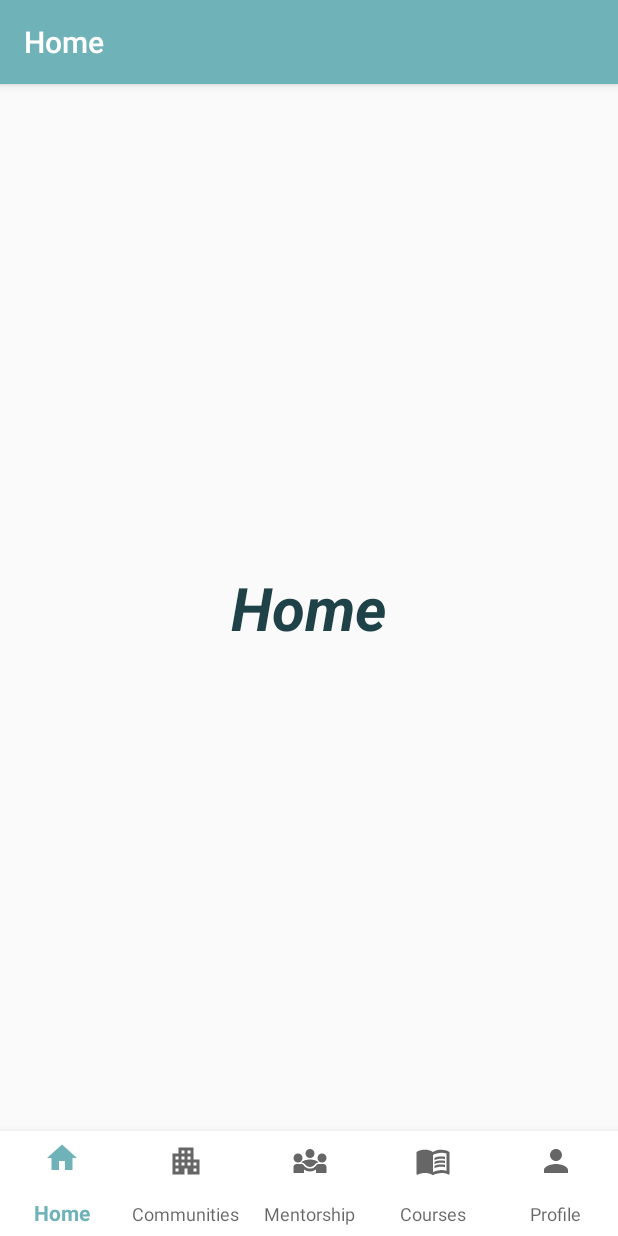
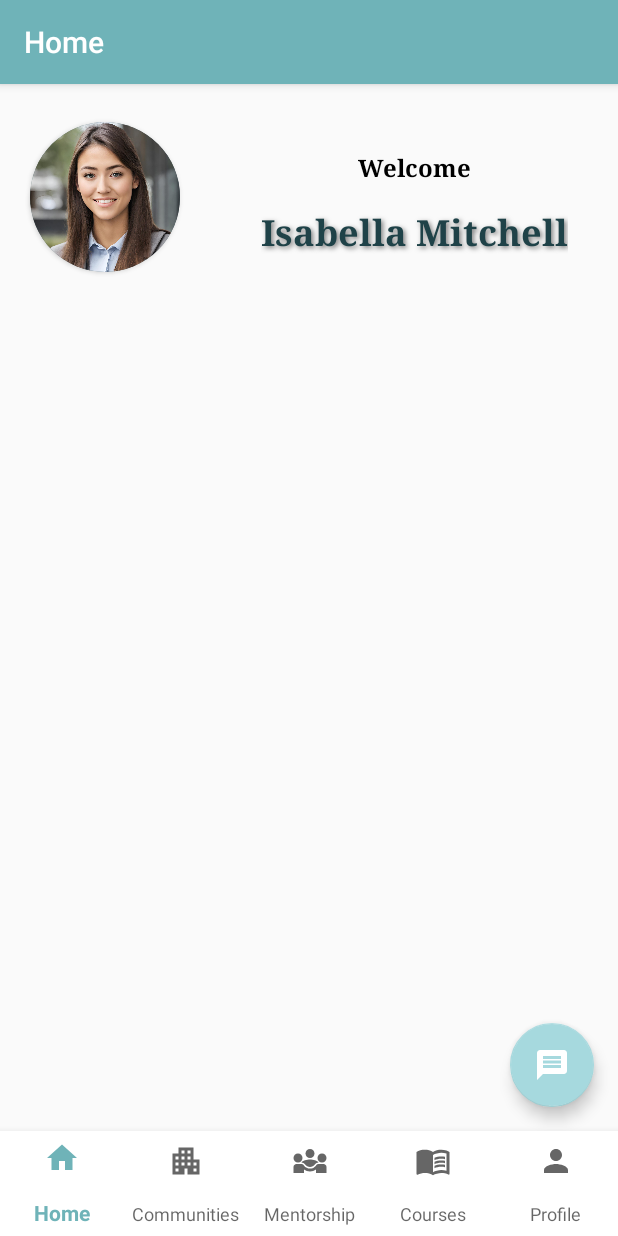
Before and after one commit to LorXinHui/GCR2.0, an Android app: the screen it shows after launch (MainActivity), on a phone screen of 412 x 824 dp. Run offline under Robolectric (Android 15) with nearby library versions, the phone set to English and light mode, and no system bars.

Commit message:
Created screen for home page and link it to message screen

```diff
--- a/MyApplication/app/src/main/java/com/example/myapplication/fragment/FragmentHome.java
+++ b/MyApplication/app/src/main/java/com/example/myapplication/fragment/FragmentHome.java
@@ -3,24 +3,27 @@ package com.example.myapplication.fragment;
 import android.os.Bundle;
 
 import androidx.fragment.app.Fragment;
+import androidx.fragment.app.FragmentTransaction;
 
 import android.view.LayoutInflater;
 import android.view.View;
 import android.view.ViewGroup;
 
 import com.example.myapplication.R;
+import com.google.android.material.floatingactionbutton.FloatingActionButton;
 
 /**
  * A simple {@link Fragment} subclass.
  * Use the {@link FragmentHome#newInstance} factory method to
  * create an instance of this fragment.
  */
-public class FragmentHome extends Fragment {
+public class FragmentHome extends Fragment implements View.OnClickListener{
 
     // TODO: Rename parameter arguments, choose names that match
     // the fragment initialization parameters, e.g. ARG_ITEM_NUMBER
     private static final String ARG_PARAM1 = "param1";
     private static final String ARG_PARAM2 = "param2";
+    private FloatingActionButton messageFab;
 
     // TODO: Rename and change types of parameters
     private String mParam1;
@@ -61,6 +64,21 @@ public class FragmentHome extends Fragment {
     public View onCreateView(LayoutInflater inflater, ViewGroup container,
                              Bundle savedInstanceState) {
         // Inflate the layout for this fragment
-        return inflater.inflate(R.layout.fragment_home, container, false);
+        View rootView = inflater.inflate(R.layout.fragment_home, container, false);
+
+        messageFab = rootView.findViewById(R.id.message_fab);
+        messageFab.setOnClickListener(this);
+
+        return rootView;
+    }
+
+    FragmentMesssage fragmentMesssage = new FragmentMesssage();
+    @Override
+    public void onClick(View v) {
+        if (v == messageFab){
+            FragmentTransaction transaction = requireActivity().getSupportFragmentManager().beginTransaction();
+            transaction.replace(R.id.flFragment, fragmentMesssage);
+            transaction.commit();
+        }
     }
 }
--- a/MyApplication/app/src/main/res/layout/fragment_home.xml
+++ b/MyApplication/app/src/main/res/layout/fragment_home.xml
@@ -1,24 +1,105 @@
 <?xml version="1.0" encoding="utf-8"?>
-<androidx.constraintlayout.widget.ConstraintLayout
-    xmlns:android="http://schemas.android.com/apk/res/android"
+<androidx.constraintlayout.widget.ConstraintLayout xmlns:android="http://schemas.android.com/apk/res/android"
     xmlns:app="http://schemas.android.com/apk/res-auto"
     xmlns:tools="http://schemas.android.com/tools"
     android:layout_width="match_parent"
     android:layout_height="match_parent"
     tools:context=".MainActivity">
 
-    <TextView
-        android:id="@+id/text_home"
+    <androidx.cardview.widget.CardView
+        android:layout_width="100dp"
+        android:layout_height="100dp"
+        android:layout_centerHorizontal="true"
+        android:elevation="12dp"
+        android:innerRadius="0dp"
+        android:shape="ring"
+        android:thicknessRatio="1.9"
+        app:cardBackgroundColor="@color/teal_8"
+        app:cardCornerRadius="60dp"
+        app:layout_constraintBottom_toBottomOf="@id/guideline8"
+        app:layout_constraintBottom_toTopOf="@id/guideline8"
+        app:layout_constraintEnd_toEndOf="@id/guideline7"
+        app:layout_constraintEnd_toStartOf="@id/guideline7"
+        app:layout_constraintStart_toStartOf="parent"
+        app:layout_constraintTop_toTopOf="@id/guideline9">
+
+        <ImageView
+            android:id="@+id/profile_pic"
+            android:layout_width="100dp"
+            android:layout_height="100dp"
+            app:srcCompat="@drawable/profile" />
+
+    </androidx.cardview.widget.CardView>
+
+
+    <androidx.constraintlayout.widget.Guideline
+        android:id="@+id/guideline7"
         android:layout_width="wrap_content"
         android:layout_height="wrap_content"
-        android:text="Home"
+        android:orientation="vertical"
+        app:layout_constraintGuide_begin="140dp" />
+
+    <androidx.constraintlayout.widget.Guideline
+        android:id="@+id/guideline8"
+        android:layout_width="wrap_content"
+        android:layout_height="wrap_content"
+        android:orientation="horizontal"
+        app:layout_constraintGuide_begin="130dp" />
+
+    <TextView
+        android:id="@+id/welcome"
+        android:layout_width="wrap_content"
+        android:layout_height="wrap_content"
+        android:fontFamily="serif"
+        android:paddingTop="10dp"
+        android:text="Welcome"
+        android:textAlignment="center"
+        android:textColor="#000000"
+        android:textSize="16sp"
+        android:textStyle="bold"
+        android:typeface="monospace"
+        app:layout_constraintBottom_toTopOf="@id/username"
+        app:layout_constraintEnd_toEndOf="parent"
+        app:layout_constraintStart_toStartOf="@id/guideline7"
+        app:layout_constraintTop_toTopOf="@id/guideline9" />
+
+    <TextView
+        android:id="@+id/username"
+        android:layout_width="wrap_content"
+        android:layout_height="wrap_content"
+        android:fontFamily="serif"
+        android:shadowColor="#80000000"
+        android:shadowDx="2"
+        android:shadowDy="2"
+        android:shadowRadius="4"
+        android:text="Isabella Mitchell"
         android:textColor="@color/teal_8"
-        android:textSize="40sp"
-        android:textStyle="italic|bold"
+        android:textSize="24sp"
+        android:textStyle="bold"
+        android:typeface="monospace"
+        app:layout_constraintBottom_toTopOf="@id/guideline8"
+        app:layout_constraintEnd_toEndOf="parent"
+        app:layout_constraintStart_toStartOf="@id/guideline7"
+        app:layout_constraintTop_toBottomOf="@id/welcome" />
+
+    <com.google.android.material.floatingactionbutton.FloatingActionButton
+        android:id="@+id/message_fab"
+        android:layout_width="wrap_content"
+        android:layout_height="wrap_content"
+        android:layout_gravity="end"
+        android:layout_marginEnd="16dp"
+        android:layout_marginBottom="16dp"
+        android:src="@drawable/baseline_message"
+        app:backgroundTint="@color/teal_3"
+        app:fabSize="normal"
         app:layout_constraintBottom_toBottomOf="parent"
-        app:layout_constraintEnd_toEndOf="parent"
-        app:layout_constraintHorizontal_bias="0.5"
-        app:layout_constraintStart_toStartOf="parent"
-        app:layout_constraintTop_toTopOf="parent" />
+        app:layout_constraintEnd_toEndOf="parent" />
+
+    <androidx.constraintlayout.widget.Guideline
+        android:id="@+id/guideline9"
+        android:layout_width="wrap_content"
+        android:layout_height="wrap_content"
+        android:orientation="horizontal"
+        app:layout_constraintGuide_begin="20dp" />
 
 </androidx.constraintlayout.widget.ConstraintLayout>
```
Also changed, not shown: MyApplication/app/src/main/res/drawable/profile.png (added).
